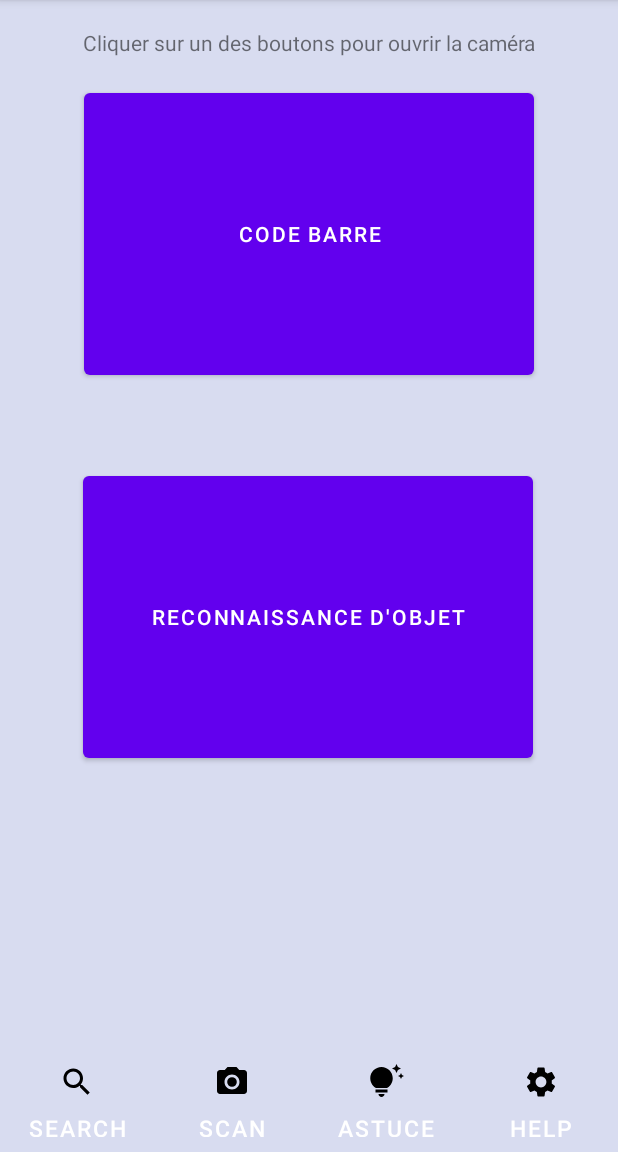
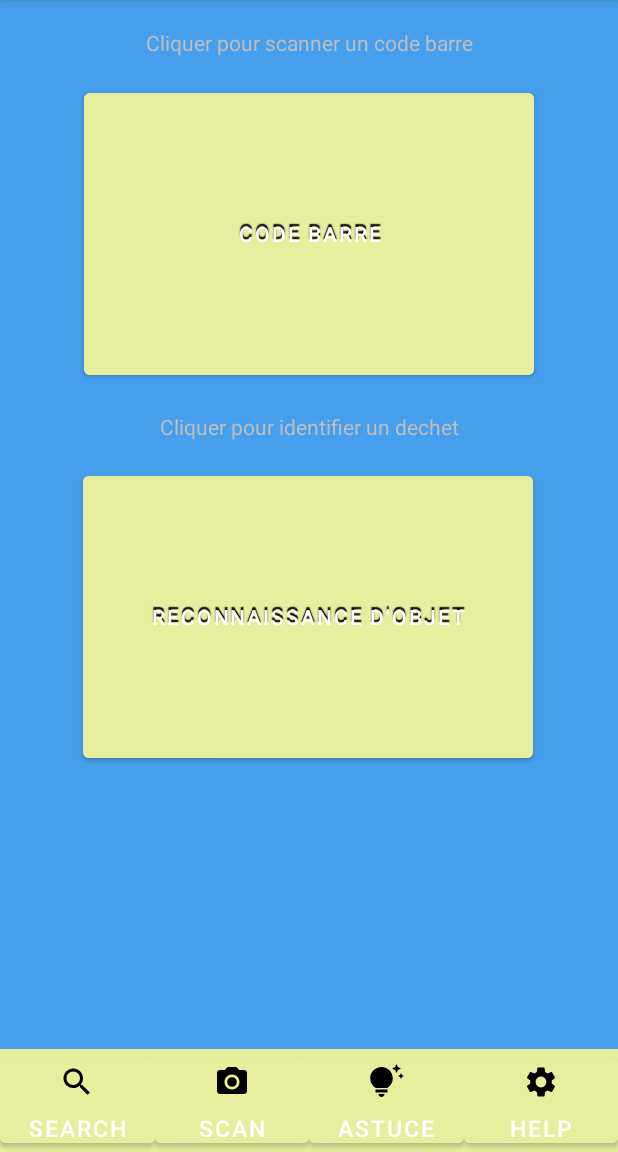
Before and after one commit to SuLois/MonDechetAPP, an Android app: the screen it shows after launch (MainActivity), after a tap on "SCAN", on a phone screen of 412 x 824 dp, the part 84-1236 px from its top. Run offline under Robolectric (Android 15) with nearby library versions, the phone set to English and light mode, and no system bars; our stand-ins replace Firebase (no records; nobody signed in at launch, a user with empty details on screens opened directly); libraries missing offline, so code that uses them is left out: com.google.zxing.client, com.journeyapps.barcodescanner.

```diff
--- a/app/src/main/java/com/example/mondechetapp/MainActivity.java
+++ b/app/src/main/java/com/example/mondechetapp/MainActivity.java
@@ -10,6 +10,8 @@ import android.util.Log;
 import android.widget.TextView;
 import android.widget.Toast;
 
+import com.example.mondechetapp.BDD.Dechets;
+import com.google.firebase.firestore.FirebaseFirestore;
 import com.journeyapps.barcodescanner.ScanContract;
 import com.journeyapps.barcodescanner.ScanOptions;
 
@@ -24,11 +26,12 @@ public class MainActivity extends AppCompatActivity implements NavBarFragment.On
     DetectionFragment detectionFragment = new DetectionFragment();
     NavBarFragment navBarFragment = new NavBarFragment();
 
+    private FirebaseFirestore db = FirebaseFirestore.getInstance();
+
     @Override
     protected void onCreate(Bundle savedInstanceState) {
         super.onCreate(savedInstanceState);
         setContentView(R.layout.activity_main);
-
         NavBarFragment navBarFragment = new NavBarFragment();
 
 
@@ -46,12 +49,17 @@ public class MainActivity extends AppCompatActivity implements NavBarFragment.On
                 } else {
                     Toast.makeText(MainActivity.this, "Scanned: " + result.getContents(), Toast.LENGTH_LONG).show();
                     String valueCB = result.getContents();
+                    analyseCB(valueCB);
 
-                    CodeBarreFragment frag = (CodeBarreFragment) getSupportFragmentManager()
-                            .findFragmentById(R.id.fragment_code_barre);
-                    codeBarreFragment.changeText(valueCB);
+                    // TODO : Mettre en place la fiche du dechet à partir d'ici ou bien appel fonction (meilleure solution)
                 }
             });
+
+    public void analyseCB(String CB){
+        CodeBarreFragment frag = (CodeBarreFragment) getSupportFragmentManager()
+                .findFragmentById(R.id.fragment_code_barre);
+        codeBarreFragment.changeText(CB);
+    }
 
 
     @Override
--- a/app/src/main/java/com/example/mondechetapp/ScanFragment.java
+++ b/app/src/main/java/com/example/mondechetapp/ScanFragment.java
@@ -2,6 +2,7 @@ package com.example.mondechetapp;
 
 import android.annotation.SuppressLint;
 import android.content.Context;
+import android.graphics.Color;
 import android.os.Bundle;
 
 import androidx.fragment.app.Fragment;
@@ -10,6 +11,9 @@ import android.util.Log;
 import android.view.LayoutInflater;
 import android.view.View;
 import android.view.ViewGroup;
+import android.widget.Button;
+
+import com.google.zxing.client.android.Intents;
 
 public class ScanFragment extends Fragment implements View.OnClickListener {
 
@@ -23,6 +27,7 @@ public class ScanFragment extends Fragment implements View.OnClickListener {
     public View onCreateView(LayoutInflater inflater, ViewGroup container,
                              Bundle savedInstanceState) {
         View result = inflater.inflate(R.layout.fragment_scan, container, false);
+
         result.findViewById(R.id.buttonCodeBarre).setOnClickListener(new View.OnClickListener() {
             @Override
             public void onClick(View view) {
--- a/app/src/main/java/com/example/mondechetapp/SearchFragment.java
+++ b/app/src/main/java/com/example/mondechetapp/SearchFragment.java
@@ -12,19 +12,14 @@ import android.view.ViewGroup;
 public class SearchFragment extends Fragment {
 
 
-    public SearchFragment() {
-        // Required empty public constructor
-    }
-
+    // Add RecyclerView member
 
     @Override
-    public void onCreate(Bundle savedInstanceState) {
-        super.onCreate(savedInstanceState);
-    }
+    public View onCreateView(
+            LayoutInflater inflater, ViewGroup container,
+            Bundle savedInstanceState
+    ) {
 
-    @Override
-    public View onCreateView(LayoutInflater inflater, ViewGroup container,
-                             Bundle savedInstanceState) {
         // Inflate the layout for this fragment
         View view = inflater.inflate(R.layout.fragment_search, container, false);
         return view;
--- a/app/src/main/res/layout/fragment_astuce.xml
+++ b/app/src/main/res/layout/fragment_astuce.xml
@@ -3,6 +3,7 @@
     xmlns:tools="http://schemas.android.com/tools"
     android:layout_width="match_parent"
     android:layout_height="match_parent"
+    android:theme="@style/myfragmentstyle"
     tools:context=".AstuceFragment">
 
     <!-- TODO: Update blank fragment layout -->
--- a/app/src/main/res/layout/fragment_navbar.xml
+++ b/app/src/main/res/layout/fragment_navbar.xml
@@ -5,7 +5,7 @@
     xmlns:tools="http://schemas.android.com/tools"
     android:layout_width="match_parent"
     android:layout_height="match_parent"
-    android:background="#D8DCF0"
+    android:background="#E7EE9D"
     android:gravity="center"
     tools:context=".NavBarFragment">
 
@@ -13,7 +13,7 @@
         android:id="@+id/search_button"
         android:layout_width="0dp"
         android:layout_height="wrap_content"
-        android:background="#00000000"
+        android:backgroundTint="#E7EE9D"
         android:drawableTop="@drawable/ic_baseline_search_24"
         android:text="Search"
         android:textSize="15sp"
@@ -26,7 +26,7 @@
         android:id="@+id/scan_button"
         android:layout_width="0dp"
         android:layout_height="wrap_content"
-        android:background="#00000000"
+        android:backgroundTint="#E7EE9D"
         android:drawableTop="@drawable/ic_baseline_photo_camera_24"
         android:text="Scan"
         android:textSize="15sp"
@@ -38,7 +38,7 @@
         android:id="@+id/astuce_button"
         android:layout_width="0dp"
         android:layout_height="wrap_content"
-        android:background="#00000000"
+        android:backgroundTint="#E7EE9D"
         android:drawableTop="@drawable/ic_baseline_tips_and_updates_24"
         android:text="Astuce"
         android:textSize="15sp"
@@ -50,7 +50,7 @@
         android:id="@+id/help_button"
         android:layout_width="0dp"
         android:layout_height="wrap_content"
-        android:background="#00000000"
+        android:backgroundTint="#E7EE9D"
         android:drawableTop="@drawable/ic_baseline_settings_24"
         android:text="Help"
         android:textSize="15sp"
--- a/app/src/main/res/layout/fragment_scan.xml
+++ b/app/src/main/res/layout/fragment_scan.xml
@@ -5,13 +5,13 @@
     xmlns:tools="http://schemas.android.com/tools"
     android:layout_width="match_parent"
     android:layout_height="match_parent"
-    android:background="#D8DCF0"
+    android:theme="@style/myfragmentstyle"
     tools:context=".ScanFragment">
 
     <TextView
         android:layout_width="wrap_content"
         android:layout_height="wrap_content"
-        android:text="Cliquer sur un des boutons pour ouvrir la caméra"
+        android:text="Cliquer pour scanner un code barre"
         app:layout_constraintBottom_toTopOf="@+id/buttonCodeBarre"
         app:layout_constraintEnd_toEndOf="parent"
         app:layout_constraintStart_toStartOf="parent"
@@ -22,10 +22,21 @@
         android:layout_width="300dp"
         android:layout_height="200dp"
         android:text="Code barre"
+        android:theme="@style/mybuttonstyle"
         app:layout_constraintBottom_toTopOf="@+id/buttonDetection"
         app:layout_constraintEnd_toEndOf="parent"
         app:layout_constraintStart_toStartOf="parent"
         app:layout_constraintTop_toTopOf="parent" />
+
+    <TextView
+        android:layout_width="wrap_content"
+        android:layout_height="wrap_content"
+        android:text="Cliquer pour identifier un dechet"
+        app:layout_constraintBottom_toTopOf="@+id/buttonDetection"
+        app:layout_constraintEnd_toEndOf="parent"
+        app:layout_constraintStart_toStartOf="parent"
+        app:layout_constraintTop_toTopOf="parent"
+        app:layout_constraintVertical_bias="0.94" />
 
     <Button
         android:id="@+id/buttonDetection"
@@ -33,6 +44,7 @@
         android:layout_height="200dp"
         android:layout_marginBottom="188dp"
         android:text="Reconnaissance d'objet"
+        android:theme="@style/mybuttonstyle"
         app:layout_constraintBottom_toBottomOf="parent"
         app:layout_constraintEnd_toEndOf="parent"
         app:layout_constraintHorizontal_bias="0.495"
--- a/app/src/main/res/layout/fragment_search.xml
+++ b/app/src/main/res/layout/fragment_search.xml
@@ -9,9 +9,5 @@
     android:background="#F44336"
     tools:context=".SearchFragment">
 
-    <TextView
-        android:layout_width="match_parent"
-        android:layout_height="match_parent"
-        android:text="@string/hello_blank_fragment" />
 
 </androidx.constraintlayout.widget.ConstraintLayout>
--- a/app/src/main/res/values/colors.xml
+++ b/app/src/main/res/values/colors.xml
@@ -7,4 +7,18 @@
     <color name="teal_700">#FF018786</color>
     <color name="black">#FF000000</color>
     <color name="white">#FFFFFFFF</color>
+
+    <style name="mybuttonstyle" parent="@android:style/Widget.Button">
+        <item name="android:gravity">center_vertical|center_horizontal</item>
+        <item name="android:textColor">#202020</item>
+        <item name="android:backgroundTint">#E7EE9D</item>
+        <item name="android:shadowColor">#FF000000</item>
+        <item name="android:shadowDx">0</item>
+        <item name="android:shadowDy">-3</item>
+        <item name="android:shadowRadius">0.2</item>
+    </style>
+
+    <style name="myfragmentstyle" parent="@android:style/Theme.Holo">
+        <item name="android:background">#469FED</item>
+    </style>
 </resources>
--- a/build.gradle
+++ b/build.gradle
@@ -1,4 +1,10 @@
 // Top-level build file where you can add configuration options common to all sub-projects/modules.
+buildscript {
+    dependencies {
+        classpath 'com.google.gms:google-services:4.3.13'
+    }
+}
+
 plugins {
     id 'com.android.application' version '7.3.0' apply false
     id 'com.android.library' version '7.3.0' apply false
```
Also changed, not shown: app/build.gradle (+8 -0 lines), app/src/main/res/layout/fragment_help.xml (+15 -2 lines), 1 other file.
